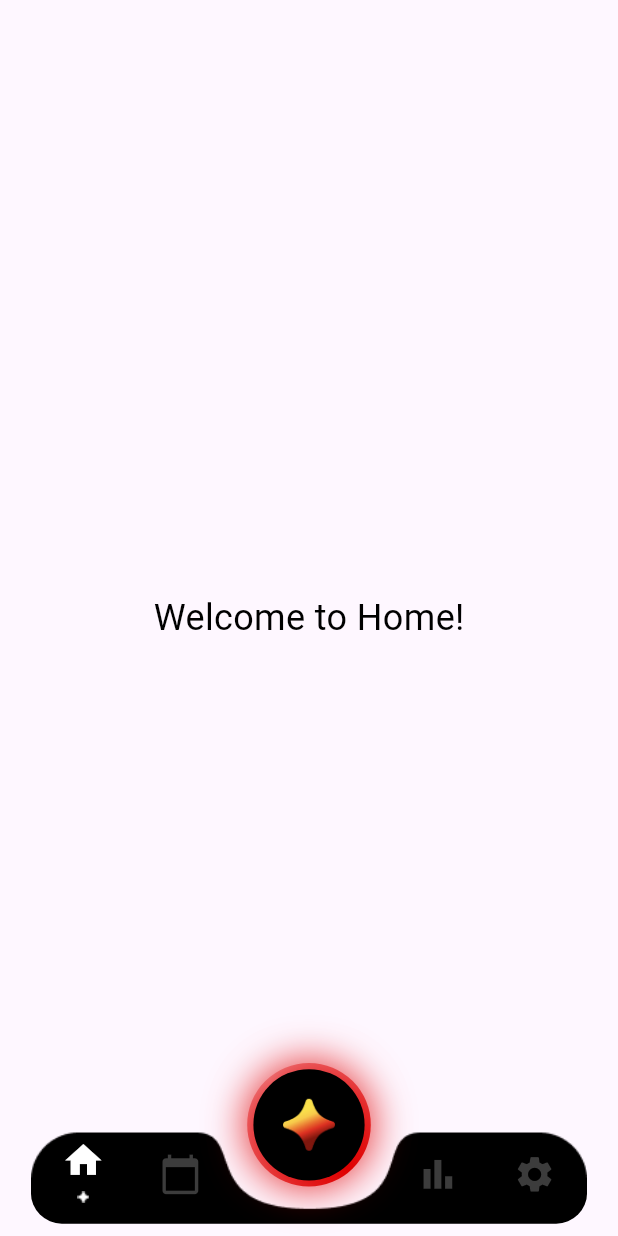
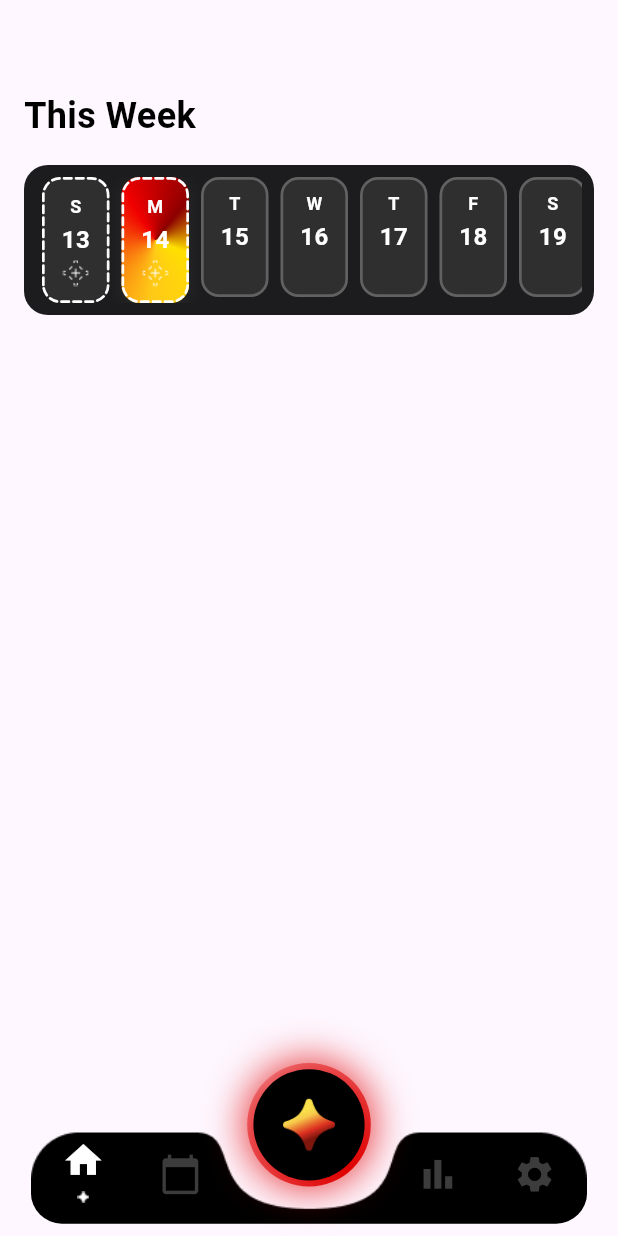
Before and after one commit to Sallam124/viva_journal, a Flutter app: the HomeScreen screen opened by its route, on a phone screen of 412 x 824 dp. Run offline on Flutter 3.47's test engine with Material 3 defaults, Android fonts, the phone set to English and light mode, and no system bars; our stand-ins replace carousel_slider, cloud_firestore, email_validator, firebase_auth, firebase_core, flutter_svg and 5 more; missing offline and left inert: flutter_sound; accounts and stored records are empty; Roboto replaces fonts that are missing (SF Pro Display).

Commit message:
- added mini calender with animation

```diff
--- a/viva_journal/lib/screens/home_bar.dart
+++ b/viva_journal/lib/screens/home.dart
@@ -3,6 +3,7 @@ import 'package:viva_journal/screens/settings_screen.dart';
 import 'package:viva_journal/screens/dashboard_screen.dart';
 import 'package:viva_journal/screens/calendar_screen.dart';
 import 'package:viva_journal/screens/trackerlog_screen.dart'; // Tracker log screen import
+import 'package:viva_journal/widgets/mini_calendar.dart';  // Add import for MiniCalendar
 
 /// Home screen with a bottom navigation bar and a floating action button.
 class HomeScreen extends StatefulWidget {
@@ -35,11 +36,35 @@ class _HomeScreenState extends State<HomeScreen> with TickerProviderStateMixin {
 
   /// List of screens corresponding to navigation items.
   final List<Widget> _pages = [
-    Center(child: Text('Welcome to Home!', style: TextStyle(color: Colors.black, fontSize: 24))),
+    _buildHomeContent(),  // Replace the placeholder with actual home content
     CalendarScreen(),
     const DashboardScreen(),
     const SettingsScreen(),
   ];
+
+  // Add this static method to build home content
+  static Widget _buildHomeContent() {
+    return Padding(
+      padding: const EdgeInsets.symmetric(horizontal: 16.0),
+      child: Column(
+        crossAxisAlignment: CrossAxisAlignment.start,
+        children: [
+          const SizedBox(height: 60),  // Space for status bar
+          const Text(
+            'This Week',
+            style: TextStyle(
+              fontSize: 24,
+              fontWeight: FontWeight.bold,
+              color: Colors.black,
+            ),
+          ),
+          const SizedBox(height: 16),
+          const MiniCalendar(),  // Add the mini calendar here
+          // Add more content below as needed
+        ],
+      ),
+    );
+  }
 
   @override
   void initState() {
@@ -75,7 +100,7 @@ class _HomeScreenState extends State<HomeScreen> with TickerProviderStateMixin {
             Navigator.push(
               context,
               PageRouteBuilder(
-                pageBuilder: (context, animation, secondaryAnimation) => const TrackerLogScreen(),
+                pageBuilder: (context, animation, secondaryAnimation) => TrackerLogScreen(date: DateTime.now()),
                 transitionDuration: Duration.zero,
                 reverseTransitionDuration: Duration.zero,
               ),
--- /dev/null
+++ b/viva_journal/lib/widgets/mini_calendar.dart
@@ -0,0 +1,338 @@
+import 'dart:ui';
+import 'dart:math';
+import 'package:flutter/material.dart';
+import 'package:intl/intl.dart';
+import 'package:viva_journal/database/database.dart';
+import 'package:viva_journal/screens/trackerlog_screen.dart';
+import 'dart:async';
+
+class MiniCalendar extends StatefulWidget {
+  const MiniCalendar({Key? key}) : super(key: key);
+
+  @override
+  _MiniCalendarState createState() => _MiniCalendarState();
+}
+
+class _MiniCalendarState extends State<MiniCalendar> {
+  late List<DateTime> _weekDates;
+  final Map<DateTime, String> _moodData = {};
+  final DatabaseHelper _db = DatabaseHelper();
+  late Timer _rotationTimer;
+  double _rotationAngle = 0.0;
+
+  final List<List<String>> emotionProgressions = [
+    ["Ecstatic", "Cheerful", "Excited", "Thrilled", "Overjoyed"],
+    ["Happy", "Content", "Pleasant", "Cheerful", "Delighted"],
+    ["Neutral", "Fine", "Satisfied", "Meh", "Indifferent"],
+    ["Angry", "Irritated", "Stressed", "Frustrated", "Fuming"],
+    ["Down", "Distressed", "Anxious", "Defeated", "Exhausted"],
+  ];
+
+  @override
+  void initState() {
+    super.initState();
+    _initializeWeekDates();
+    _fetchMoodsForWeek();
+
+    _rotationTimer = Timer.periodic(const Duration(milliseconds: 50), (timer) {
+      if (mounted) {
+        setState(() {
+          _rotationAngle += 0.01;
+          if (_rotationAngle >= 2 * pi) {
+            _rotationAngle = 0;
+          }
+        });
+      }
+    });
+  }
+
+  @override
+  void dispose() {
+    _rotationTimer.cancel();
+    super.dispose();
+  }
+
+  void _initializeWeekDates() {
+    DateTime now = DateTime.now();
+    int currentWeekday = now.weekday;
+    DateTime sunday = now.subtract(Duration(days: currentWeekday % 7));
+    _weekDates = List.generate(7, (index) => sunday.add(Duration(days: index)));
+  }
+
+  Future<void> _fetchMoodsForWeek() async {
+    for (DateTime date in _weekDates) {
+      String dateStr = DateFormat('d-M-yyyy').format(date);
+      final moodEntry = await _db.getMoodForDay(dateStr);
+      if (mounted) {
+        setState(() {
+          _moodData[date] = moodEntry?.mood ?? 'NoMood';
+        });
+      }
+    }
+  }
+
+  String getMoodAsset(String mood) {
+    if (mood == 'NoMood') return 'assets/images/Star0.png';
+    if (emotionProgressions[0].contains(mood)) return 'assets/images/Star1.png';
+    if (emotionProgressions[1].contains(mood)) return 'assets/images/Star2.png';
+    if (emotionProgressions[2].contains(mood)) return 'assets/images/Star3.png';
+    if (emotionProgressions[3].contains(mood)) return 'assets/images/Star4.png';
+    if (emotionProgressions[4].contains(mood)) return 'assets/images/Star5.png';
+    return 'assets/images/Star0.png';
+  }
+
+  Color getMoodColor(String mood) {
+    if (mood == 'NoMood') return const Color(0xFF2F2F2F);
+    if (emotionProgressions[0].contains(mood)) return const Color(0xFFFFE100);
+    if (emotionProgressions[1].contains(mood)) return const Color(0xFFFFC917);
+    if (emotionProgressions[2].contains(mood)) return const Color(0xFFF8650C);
+    if (emotionProgressions[3].contains(mood)) return const Color(0xFFF00000);
+    if (emotionProgressions[4].contains(mood)) return const Color(0xFF8C0000);
+    return Colors.grey;
+  }
+
+  @override
+  Widget build(BuildContext context) {
+    DateTime now = DateTime.now();
+    return Container(
+      padding: const EdgeInsets.all(8),
+      decoration: BoxDecoration(
+        color: const Color(0xFF1C1C1E),
+        borderRadius: BorderRadius.circular(16),
+      ),
+      height: 100,
+      child: ListView.builder(
+        scrollDirection: Axis.horizontal,
+        itemCount: 7,
+        itemBuilder: (context, index) {
+          DateTime date = _weekDates[index];
+          bool isToday = date.year == now.year &&
+              date.month == now.month &&
+              date.day == now.day;
+          bool isFuture = date.isAfter(now);
+          String mood = _moodData[date] ?? 'NoMood';
+          Color moodColor = getMoodColor(mood);
+
+          Widget calendarDay = mood == 'NoMood' && !isFuture
+              ? Container(
+            width: 45,
+            height: 80,
+            margin: const EdgeInsets.symmetric(horizontal: 4),
+            decoration: BoxDecoration(
+              borderRadius: BorderRadius.circular(12),
+              gradient: isToday
+                  ? SweepGradient(
+                colors: [
+                  const Color(0xFFFFE100),
+                  const Color(0xFFFFC917),
+                  const Color(0xFFF8650C),
+                  const Color(0xFFF00000),
+                  const Color(0xFF8C0000),
+                  const Color(0xFFFFE100),
+                ],
+                stops: const [0.0, 0.2, 0.4, 0.6, 0.8, 1.0],
+                center: Alignment.center,
+                transform: GradientRotation(_rotationAngle),
+              )
+                  : null,
+              color: !isToday ? const Color(0xFF2F2F2F) : null,
+              boxShadow: isToday
+                  ? [
+                BoxShadow(
+                  color: moodColor.withOpacity(0.6),
+                  blurRadius: 8,
+                  spreadRadius: 1,
+                  offset: const Offset(0, 3),
+                )
+              ]
+                  : [],
+            ),
+            child: CustomPaint(
+              painter: _DashedBorderPainter(
+                color: Colors.white,
+                strokeWidth: 1.8,
+              ),
+              child: Center(
+                child: Column(
+                  mainAxisAlignment: MainAxisAlignment.center,
+                  children: [
+                    Text(
+                      DateFormat('E').format(date)[0],
+                      style: const TextStyle(
+                        fontSize: 12,
+                        fontWeight: FontWeight.bold,
+                        color: Colors.white,
+                      ),
+                    ),
+                    const SizedBox(height: 2),
+                    Text(
+                      '${date.day}',
+                      style: const TextStyle(
+                        fontSize: 16,
+                        fontWeight: FontWeight.bold,
+                        color: Colors.white,
+                      ),
+                    ),
+                    const SizedBox(height: 2),
+                    Image.asset(
+                      getMoodAsset(mood),
+                      width: 18,
+                      height: 18,
+                      color: isFuture ? Colors.transparent : null,
+                    ),
+                  ],
+                ),
+              ),
+            ),
+          )
+              : Stack(
+            clipBehavior: Clip.none,
+            children: [
+              if (isToday)
+                Transform.rotate(
+                  angle: _rotationAngle,
+                  child: Container(
+                    width: 45,
+                    height: 80,
+                    margin: const EdgeInsets.symmetric(horizontal: 4),
+                    decoration: BoxDecoration(
+                      borderRadius: BorderRadius.circular(12),
+                      gradient: SweepGradient(
+                        colors: [
+                          const Color(0xFFFFE100),
+                          const Color(0xFFFFC917),
+                          const Color(0xFFF8650C),
+                          const Color(0xFFF00000),
+                          const Color(0xFF8C0000),
+                          const Color(0xFFFFE100),
+                        ],
+                        stops: const [0.0, 0.2, 0.4, 0.6, 0.8, 1.0],
+                        center: Alignment.center,
+                      ),
+                    ),
+                  ),
+                ),
+              Container(
+                width: 45,
+                height: 80,
+                margin: const EdgeInsets.symmetric(horizontal: 4),
+                decoration: BoxDecoration(
+                  borderRadius: BorderRadius.circular(12),
+                  color: !isToday ? const Color(0xFF2F2F2F) : Colors.transparent,
+                  border: Border.all(
+                    color: isFuture ? Colors.white24 : moodColor,
+                    width: 1.8,
+                  ),
+                  boxShadow: isToday
+                      ? [
+                    BoxShadow(
+                      color: moodColor.withOpacity(0.6),
+                      blurRadius: 8,
+                      spreadRadius: 1,
+                      offset: const Offset(0, 3),
+                    )
+                  ]
+                      : [],
+                ),
+                child: Center(
+                  child: Column(
+                    mainAxisAlignment: MainAxisAlignment.center,
+                    children: [
+                      Text(
+                        DateFormat('E').format(date)[0],
+                        style: const TextStyle(
+                          fontSize: 12,
+                          fontWeight: FontWeight.bold,
+                          color: Colors.white,
+                        ),
+                      ),
+                      const SizedBox(height: 2),
+                      Text(
+                        '${date.day}',
+                        style: const TextStyle(
+                          fontSize: 16,
+                          fontWeight: FontWeight.bold,
+                          color: Colors.white,
+                        ),
+                      ),
+                      const SizedBox(height: 2),
+                      Image.asset(
+                        getMoodAsset(mood),
+                        width: 18,
+                        height: 18,
+                        color: isFuture ? Colors.transparent : null,
+                      ),
+                    ],
+                  ),
+                ),
+              ),
+            ],
+          );
+
+          return GestureDetector(
+            onTap: () {
+              if (!isFuture) {
+                Navigator.push(
+                  context,
+                  MaterialPageRoute(
+                    builder: (context) => TrackerLogScreen(date: date),
+                  ),
+                );
+              }
+            },
+            child: calendarDay,
+          );
+        },
+      ),
+    );
+  }
+}
+
+class _DashedBorderPainter extends CustomPainter {
+  final Color color;
+  final double strokeWidth;
+
+  const _DashedBorderPainter({required this.color, required this.strokeWidth});
+
+  @override
+  void paint(Canvas canvas, Size size) {
+    const dashWidth = 5.0;
+    const dashSpace = 3.0;
+    final paint = Paint()
+      ..color = color
+      ..strokeWidth = strokeWidth
+      ..style = PaintingStyle.stroke
+      ..strokeCap = StrokeCap.round;
+
+    // Create a slightly smaller rectangle to ensure the border is fully visible
+    final rect = RRect.fromRectAndRadius(
+      Rect.fromLTWH(
+        strokeWidth / 2,
+        strokeWidth / 2,
+        size.width - strokeWidth,
+        size.height - strokeWidth,
+      ),
+      Radius.circular(12 - strokeWidth / 2),
+    );
+
+    final path = Path()..addRRect(rect);
+    final dashedPath = _createDashedPath(path, dashWidth, dashSpace);
+    canvas.drawPath(dashedPath, paint);
+  }
+
+  Path _createDashedPath(Path source, double dashWidth, double dashSpace) {
+    final Path dashed = Path();
+    for (final PathMetric pathMetric in source.computeMetrics()) {
+      double distance = 0.0;
+      while (distance < pathMetric.length) {
+        final next = distance + dashWidth;
+        dashed.addPath(pathMetric.extractPath(distance, next), Offset.zero);
+        distance = next + dashSpace;
+      }
+    }
+    return dashed;
+  }
+
+  @override
+  bool shouldRepaint(covariant CustomPainter oldDelegate) => false;
+}
--- a/viva_journal/lib/widgets/widgets.dart
+++ b/viva_journal/lib/widgets/widgets.dart
@@ -1,4 +1,4 @@
-export '../screens/home_bar.dart';
+export '../screens/home.dart';
 
 import 'package:flutter/material.dart';
 
--- a/viva_journal/pubspec.yaml
+++ b/viva_journal/pubspec.yaml
@@ -32,6 +32,7 @@ dev_dependencies:
   flutter_test:
     sdk: flutter
   flutter_lints: ^5.0.0
+  dotted_border: ^2.0.0
 
 flutter:
   uses-material-design: true
```
Also changed, not shown: viva_journal/lib/main.dart (+4 -4 lines), viva_journal/lib/screens/home_screen.dart (deleted, +0 -217 lines), viva_journal/lib/screens/trackerlog_screen.dart (+13 -6 lines), viva_journal/pubspec.lock.
